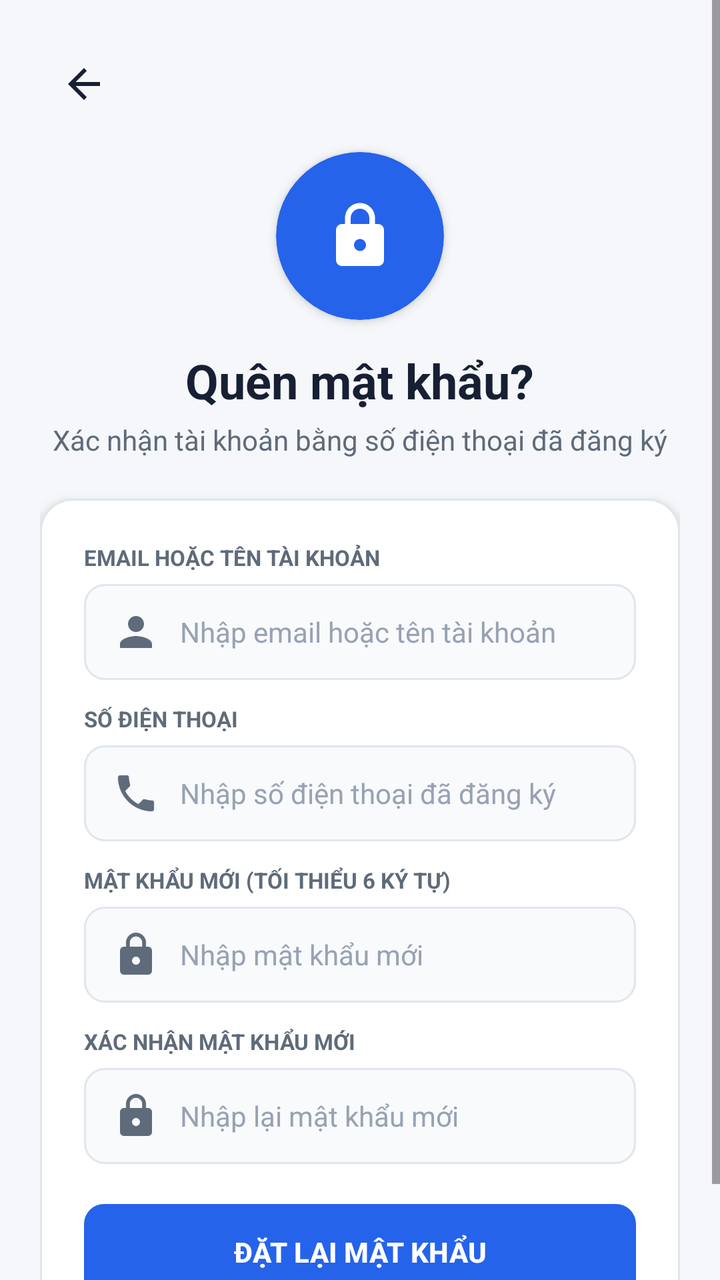
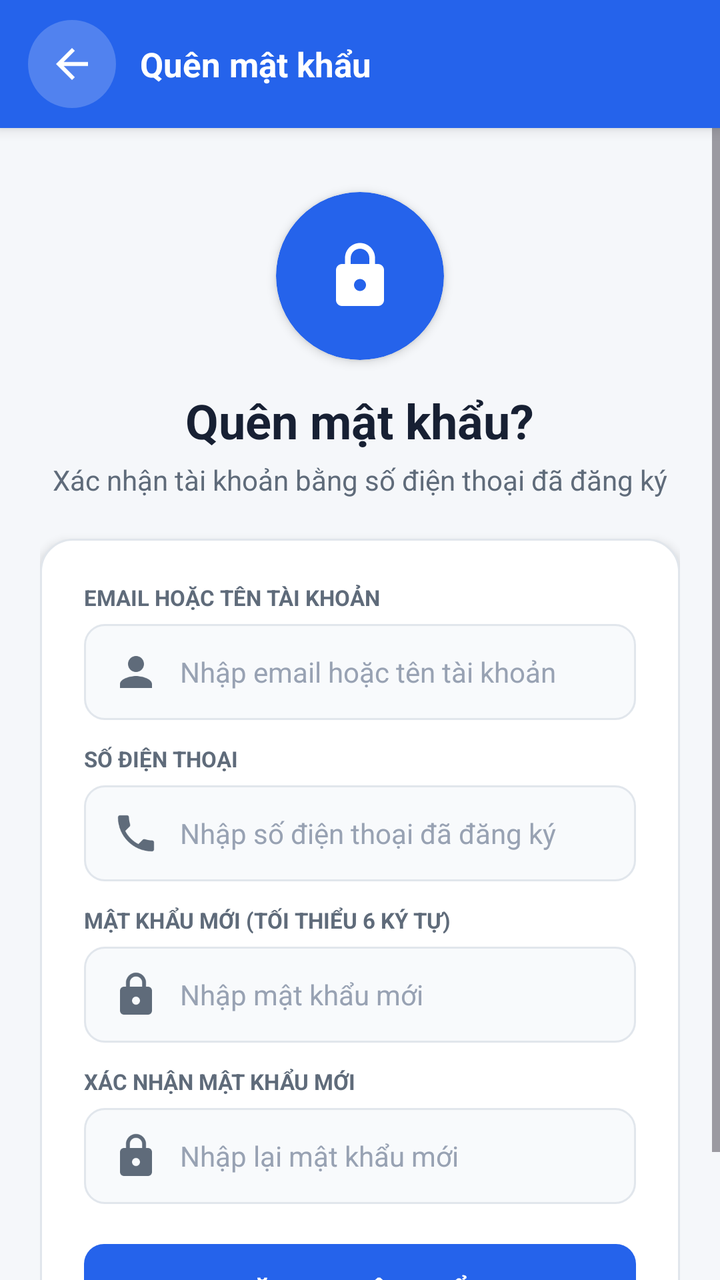

Two renders of the same Android screen: before a commit and after it. Below are the layout's source before the change and the commit's diff.
<!-- AndroidManifest.xml: application theme Theme.Ecommerce -->
<!-- res/layout/activity_reset_password.xml -->
<?xml version="1.0" encoding="utf-8"?>
<ScrollView xmlns:android="http://schemas.android.com/apk/res/android"
    xmlns:app="http://schemas.android.com/apk/res-auto"
    xmlns:tools="http://schemas.android.com/tools"
    android:layout_width="match_parent"
    android:layout_height="match_parent"
    android:background="@color/page_background"
    android:fillViewport="true"
    tools:context=".ResetPasswordActivity">

    <LinearLayout
        android:layout_width="match_parent"
        android:layout_height="wrap_content"
        android:gravity="center"
        android:orientation="vertical"
        android:padding="20dp">

        <ImageButton
            android:id="@+id/btnBackToLogin"
            style="@style/AppToolbarBackButton"
            android:layout_gravity="start" />

        <com.google.android.material.card.MaterialCardView
            android:layout_width="84dp"
            android:layout_height="84dp"
            android:layout_marginTop="12dp"
            app:cardBackgroundColor="@color/primary"
            app:cardCornerRadius="42dp"
            app:cardElevation="3dp"
            app:strokeWidth="0dp">

            <ImageView
                android:layout_width="match_parent"
                android:layout_height="match_parent"
                android:contentDescription="Đặt lại mật khẩu"
                android:padding="24dp"
                android:src="@drawable/ic_lock"
                app:tint="@color/white" />
        </com.google.android.material.card.MaterialCardView>

        <TextView
            android:layout_width="wrap_content"
            android:layout_height="wrap_content"
            android:layout_marginTop="14dp"
            android:text="Quên mật khẩu?"
            android:textColor="@color/text_primary"
            android:textSize="24sp"
            android:textStyle="bold" />

        <TextView
            android:layout_width="wrap_content"
            android:layout_height="wrap_content"
            android:layout_marginTop="4dp"
            android:layout_marginBottom="20dp"
            android:gravity="center"
            android:text="Xác nhận tài khoản bằng số điện thoại đã đăng ký"
            android:textColor="@color/text_secondary"
            android:textSize="14sp" />

        <LinearLayout
            android:layout_width="match_parent"
            android:layout_height="wrap_content"
            android:background="@drawable/bg_card_white"
            android:elevation="3dp"
            android:orientation="vertical"
            android:padding="22dp">

            <TextView
                android:layout_width="wrap_content"
                android:layout_height="wrap_content"
                android:text="EMAIL HOẶC TÊN TÀI KHOẢN"
                android:textColor="@color/text_secondary"
                android:textSize="11sp"
                android:textStyle="bold" />

            <EditText
                android:id="@+id/edtResetIdentity"
                android:layout_width="match_parent"
                android:layout_height="48dp"
                android:layout_marginTop="6dp"
                android:layout_marginBottom="12dp"
                android:background="@drawable/bg_input"
                android:drawableStart="@drawable/ic_person"
                android:drawablePadding="10dp"
                android:hint="Nhập email hoặc tên tài khoản"
                android:imeOptions="actionNext"
                android:inputType="text"
                android:maxLines="1"
                android:paddingHorizontal="14dp"
                android:textColor="@color/text_primary"
                android:textColorHint="@color/text_tertiary"
                android:textSize="14sp" />

            <TextView
                android:layout_width="wrap_content"
                android:layout_height="wrap_content"
                android:text="SỐ ĐIỆN THOẠI"
                android:textColor="@color/text_secondary"
                android:textSize="11sp"
                android:textStyle="bold" />

            <EditText
                android:id="@+id/edtResetPhone"
                android:layout_width="match_parent"
                android:layout_height="48dp"
                android:layout_marginTop="6dp"
                android:layout_marginBottom="12dp"
                android:background="@drawable/bg_input"
                android:drawableStart="@drawable/ic_phone"
                android:drawablePadding="10dp"
                android:hint="Nhập số điện thoại đã đăng ký"
                android:imeOptions="actionNext"
                android:inputType="phone"
                android:maxLines="1"
                android:paddingHorizontal="14dp"
                android:textColor="@color/text_primary"
                android:textColorHint="@color/text_tertiary"
                android:textSize="14sp" />

            <TextView
                android:layout_width="wrap_content"
                android:layout_height="wrap_content"
                android:text="MẬT KHẨU MỚI (TỐI THIỂU 6 KÝ TỰ)"
                android:textColor="@color/text_secondary"
                android:textSize="11sp"
                android:textStyle="bold" />

            <EditText
                android:id="@+id/edtResetPassword"
                android:layout_width="match_parent"
                android:layout_height="48dp"
                android:layout_marginTop="6dp"
                android:layout_marginBottom="12dp"
                android:background="@drawable/bg_input"
                android:drawableStart="@drawable/ic_lock"
                android:drawablePadding="10dp"
                android:hint="Nhập mật khẩu mới"
                android:imeOptions="actionNext"
                android:inputType="textPassword"
                android:maxLines="1"
                android:paddingHorizontal="14dp"
                android:textColor="@color/text_primary"
                android:textColorHint="@color/text_tertiary"
                android:textSize="14sp" />

            <TextView
                android:layout_width="wrap_content"
                android:layout_height="wrap_content"
                android:text="XÁC NHẬN MẬT KHẨU MỚI"
                android:textColor="@color/text_secondary"
                android:textSize="11sp"
                android:textStyle="bold" />

            <EditText
                android:id="@+id/edtResetConfirmPassword"
                android:layout_width="match_parent"
                android:layout_height="48dp"
                android:layout_marginTop="6dp"
                android:layout_marginBottom="20dp"
                android:background="@drawable/bg_input"
                android:drawableStart="@drawable/ic_lock"
                android:drawablePadding="10dp"
                android:hint="Nhập lại mật khẩu mới"
                android:imeOptions="actionDone"
                android:inputType="textPassword"
                android:maxLines="1"
                android:paddingHorizontal="14dp"
                android:textColor="@color/text_primary"
                android:textColorHint="@color/text_tertiary"
                android:textSize="14sp" />

            <FrameLayout
                android:layout_width="match_parent"
                android:layout_height="48dp">

                <Button
                    android:id="@+id/btnResetPassword"
                    android:layout_width="match_parent"
                    android:layout_height="48dp"
                    android:background="@drawable/bg_primary_button"
                    android:text="ĐẶT LẠI MẬT KHẨU"
                    android:textColor="@color/white"
                    android:textSize="14sp"
                    android:textStyle="bold"
                    app:backgroundTint="@null" />

                <ProgressBar
                    android:id="@+id/progressBarReset"
                    android:layout_width="26dp"
                    android:layout_height="26dp"
                    android:layout_gravity="center"
                    android:indeterminate="true"
                    android:indeterminateTint="@color/white"
                    android:visibility="gone" />
            </FrameLayout>
        </LinearLayout>
    </LinearLayout>
</ScrollView>
<!-- resources referenced by this layout -->
<resources>
  <color name="page_background">#FFF5F7FA</color>
  <color name="primary">#FF2563EB</color>
  <color name="text_primary">#FF172033</color>
  <color name="text_secondary">#FF5F6B7A</color>
  <color name="text_tertiary">#FF98A2B3</color>
  <color name="white">#FFFFFFFF</color>
  <!-- drawable bg_card_white (drawable) -->
  <?xml version="1.0" encoding="utf-8"?>
  <shape xmlns:android="http://schemas.android.com/apk/res/android">
      <solid android:color="@color/white" />
      <corners android:radius="16dp" />
      <stroke android:width="1dp" android:color="@color/card_stroke" />
  </shape>
  <!-- drawable bg_input (drawable) -->
  <?xml version="1.0" encoding="utf-8"?>
  <shape xmlns:android="http://schemas.android.com/apk/res/android">
      <solid android:color="@color/input_background" />
      <corners android:radius="10dp" />
      <stroke android:width="1dp" android:color="@color/card_stroke" />
  </shape>
  <!-- drawable bg_primary_button (drawable) -->
  <?xml version="1.0" encoding="utf-8"?>
  <shape xmlns:android="http://schemas.android.com/apk/res/android">
      <solid android:color="@color/primary" />
      <corners android:radius="10dp" />
  </shape>
  <!-- drawable ic_person (drawable) -->
  <?xml version="1.0" encoding="utf-8"?>
  <vector xmlns:android="http://schemas.android.com/apk/res/android" android:width="24dp" android:height="24dp" android:viewportWidth="24" android:viewportHeight="24">
      <path android:fillColor="#FF5F6B7A" android:pathData="M12,12c2.21,0 4,-1.79 4,-4s-1.79,-4 -4,-4 -4,1.79 -4,4 1.79,4 4,4zM12,14c-2.67,0 -8,1.34 -8,4v2h16v-2c0,-2.66 -5.33,-4 -8,-4z"/>
  </vector>
  <style name="AppToolbarBackButton" parent="Widget.AppCompat.ImageButton">
          <item name="android:layout_width">44dp</item>
          <item name="android:layout_height">44dp</item>
          <item name="android:background">?attr/selectableItemBackgroundBorderless</item>
          <item name="android:contentDescription">Quay lại</item>
          <item name="android:padding">10dp</item>
          <item name="android:src">@drawable/ic_arrow_back</item>
          <item name="android:tint">@color/text_primary</item>
      </style>
  <style name="Theme.Ecommerce" parent="Base.Theme.Ecommerce" />
  <color name="card_stroke">#FFE1E6EC</color>
  <color name="input_background">#FFF8FAFC</color>
  <!-- drawable ic_arrow_back (drawable) -->
  <?xml version="1.0" encoding="utf-8"?>
  <vector xmlns:android="http://schemas.android.com/apk/res/android" android:width="24dp" android:height="24dp" android:viewportWidth="24" android:viewportHeight="24">
      <path android:fillColor="#FF172033" android:pathData="M20,11H7.83l5.59,-5.59L12,4l-8,8 8,8 1.41,-1.41L7.83,13H20v-2z"/>
  </vector>
  <style name="Base.Theme.Ecommerce" parent="Theme.Material3.DayNight.NoActionBar">
          
          
      </style>
  <!-- unchanged entries left out for length: 2 -->
</resources>

<!-- the commit's change to res/layout/activity_reset_password.xml (unified diff, before → after) -->
@@ -1,12 +1,35 @@
 <?xml version="1.0" encoding="utf-8"?>
-<ScrollView xmlns:android="http://schemas.android.com/apk/res/android"
+<LinearLayout xmlns:android="http://schemas.android.com/apk/res/android"
     xmlns:app="http://schemas.android.com/apk/res-auto"
     xmlns:tools="http://schemas.android.com/tools"
     android:layout_width="match_parent"
     android:layout_height="match_parent"
     android:background="@color/page_background"
-    android:fillViewport="true"
+    android:orientation="vertical"
     tools:context=".ResetPasswordActivity">
+
+    <LinearLayout
+        android:id="@+id/topBar"
+        style="@style/AppToolbar">
+
+        <ImageButton
+            android:id="@+id/btnBackToLogin"
+            style="@style/AppToolbarBackButton" />
+
+        <TextView
+            style="@style/AppToolbarTitle"
+            android:layout_width="0dp"
+            android:layout_height="wrap_content"
+            android:layout_marginStart="12dp"
+            android:layout_weight="1"
+            android:text="Quên mật khẩu" />
+    </LinearLayout>
+
+    <ScrollView
+        android:layout_width="match_parent"
+        android:layout_height="0dp"
+        android:layout_weight="1"
+        android:fillViewport="true">
 
     <LinearLayout
         android:layout_width="match_parent"
@@ -14,11 +37,6 @@
         android:gravity="center"
         android:orientation="vertical"
         android:padding="20dp">
-
-        <ImageButton
-            android:id="@+id/btnBackToLogin"
-            style="@style/AppToolbarBackButton"
-            android:layout_gravity="start" />
 
         <com.google.android.material.card.MaterialCardView
             android:layout_width="84dp"
@@ -195,4 +213,5 @@
             </FrameLayout>
         </LinearLayout>
     </LinearLayout>
-</ScrollView>
+    </ScrollView>
+</LinearLayout>
<!-- resource entries referenced after the edit -->
@@ -31,18 +31,38 @@
   <vector xmlns:android="http://schemas.android.com/apk/res/android" android:width="24dp" android:height="24dp" android:viewportWidth="24" android:viewportHeight="24">
       <path android:fillColor="#FF5F6B7A" android:pathData="M12,12c2.21,0 4,-1.79 4,-4s-1.79,-4 -4,-4 -4,1.79 -4,4 1.79,4 4,4zM12,14c-2.67,0 -8,1.34 -8,4v2h16v-2c0,-2.66 -5.33,-4 -8,-4z"/>
   </vector>
+  <style name="AppToolbar">
+          <item name="android:layout_width">match_parent</item>
+          <item name="android:layout_height">64dp</item>
+          <item name="android:background">@color/primary</item>
+          <item name="android:gravity">center_vertical</item>
+          <item name="android:orientation">horizontal</item>
+          <item name="android:paddingHorizontal">14dp</item>
+          <item name="android:elevation">4dp</item>
+      </style>
   <style name="AppToolbarBackButton" parent="Widget.AppCompat.ImageButton">
           <item name="android:layout_width">44dp</item>
           <item name="android:layout_height">44dp</item>
-          <item name="android:background">?attr/selectableItemBackgroundBorderless</item>
+          <item name="android:background">@drawable/bg_toolbar_icon_button</item>
           <item name="android:contentDescription">Quay lại</item>
           <item name="android:padding">10dp</item>
           <item name="android:src">@drawable/ic_arrow_back</item>
-          <item name="android:tint">@color/text_primary</item>
+          <item name="android:tint">@color/white</item>
+      </style>
+  <style name="AppToolbarTitle">
+          <item name="android:textColor">@color/white</item>
+          <item name="android:textSize">17sp</item>
+          <item name="android:textStyle">bold</item>
       </style>
   <style name="Theme.Ecommerce" parent="Base.Theme.Ecommerce" />
   <color name="card_stroke">#FFE1E6EC</color>
   <color name="input_background">#FFF8FAFC</color>
+  <!-- drawable bg_toolbar_icon_button (drawable) -->
+  <?xml version="1.0" encoding="utf-8"?>
+  <shape xmlns:android="http://schemas.android.com/apk/res/android"
+      android:shape="oval">
+      <solid android:color="#33FFFFFF" />
+  </shape>
   <!-- drawable ic_arrow_back (drawable) -->
   <?xml version="1.0" encoding="utf-8"?>
   <vector xmlns:android="http://schemas.android.com/apk/res/android" android:width="24dp" android:height="24dp" android:viewportWidth="24" android:viewportHeight="24">
